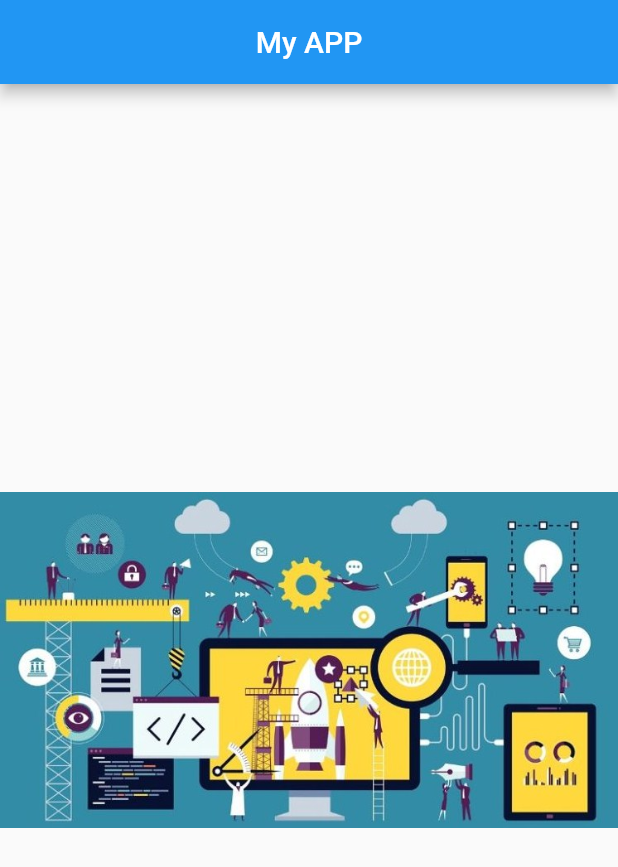
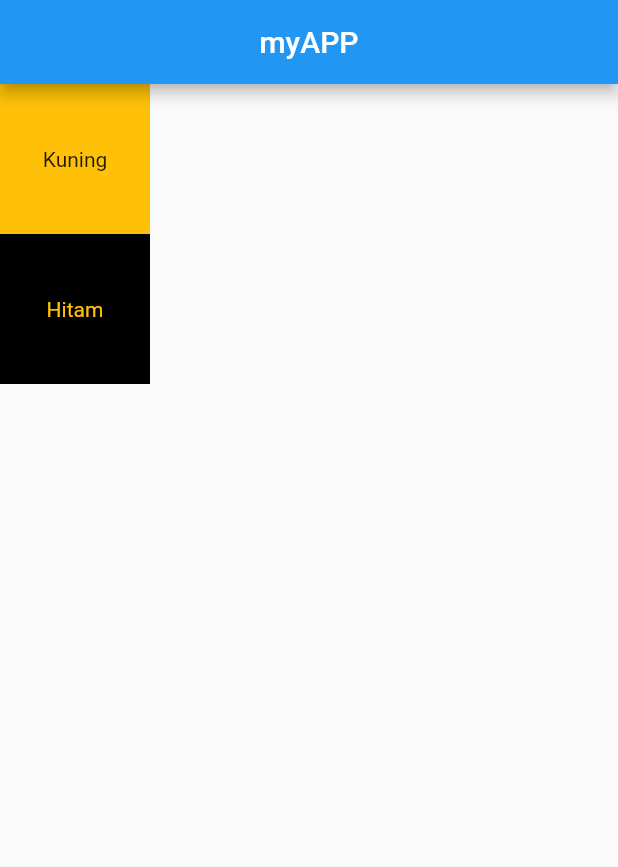
Before and after one commit to jumadilakbar/learn-flutter, a Flutter app: the screen it shows after launch, on a phone screen of 412 x 824 dp. Shown: the top 867 px of the screen. Run offline on Flutter 3.47's test engine with Material 2 defaults, Android fonts, the phone set to English and light mode, and no system bars.

Commit message:
usng column for add multiple widget and set color for text

```diff
--- a/lib/main.dart
+++ b/lib/main.dart
@@ -4,69 +4,117 @@ void main() {
   runApp(MyApp());
 }
 
+// Learn Visible and invisible widget
 class MyApp extends StatelessWidget {
-  // const MyApp({super.key});
-  const MyApp({Key? key}) : super(key: key);
+  const MyApp({super.key});
 
   @override
   Widget build(BuildContext context) {
+    // return const Placeholder();
     return MaterialApp(
       home: Scaffold(
         appBar: AppBar(
-          backgroundColor: Colors.cyanAccent[300],
-          title: Text('My APP'),
-          centerTitle: true, // set position title in center
+          title: Text("myAPP"),
+          centerTitle: true,
         ),
-        // backgroundColor: Colors.blueAccent[100],
-        /* Create Container and text in Center position in page and box
-        body: Center(
-          child: Container(
-            width: 200,
-            height: 50,
-            color: Colors.cyan,
-            child: Center(child: Text("Hai")),
-          ),
-        ),
-        */
-        // Create box but position not in center page but text in center on box container
-        /*
-        body: Container(
-          width: 200,
-          height: 50,
-          color: Colors.amber,
-          child: Center(child: Text('Center in box')),
-        ),
-        */
-        // Call Logo Flutter
-        /*body: Center(
-            child: FlutterLogo(
-          size: 200,
-        )),
-        */
-        body: Center(
-          // call button
-          /*
-          child: ElevatedButton(
-            onPressed: () {
-              // empty function if we not add funtion like print all other funtion
-              // Call Function
-              print("Gak Bahaya ta");
-            },
-            child: Text("Klik Me"),
-          ),
-
-          // Call Icon in center position and give color red
-          child: Icon(
-            Icons.home,
-            size: 200,
-            color: Colors.redAccent[100],
-          ),
-          */
-          // Image Provider
-          // 1. Asset Image -> gambar yang ada pada folder project
-          child: Image(image: AssetImage("assets/sistem.jpg")),
+        body: Column(
+          children: [
+            Container(
+              height: 100,
+              width: 100,
+              color: Colors.amber,
+              child: Center(child: Text("Kuning")),
+            ),
+            Container(
+              height: 100,
+              width: 100,
+              color: Colors.black,
+              // Set Color in text
+              child: Center(
+                  child: Text(
+                "Hitam",
+                style: TextStyle(color: Colors.amber),
+              )),
+            ),
+          ],
         ),
       ),
     );
   }
 }
+// Learn Basic Widget
+// class MyApp extends StatelessWidget {
+//   // const MyApp({super.key});
+//   const MyApp({Key? key}) : super(key: key);
+
+//   @override
+//   Widget build(BuildContext context) {
+//     return MaterialApp(
+//       home: Scaffold(
+//         // Widget Dasar
+//         appBar: AppBar(
+//           backgroundColor: Colors.cyanAccent[300],
+//           title: Text('My APP'),
+//           centerTitle: true, // set position title in center
+//         ),
+//         // backgroundColor: Colors.blueAccent[100],
+//         /* Create Container and text in Center position in page and box
+//         body: Center(
+//           child: Container(
+//             width: 200,
+//             height: 50,
+//             color: Colors.cyan,
+//             child: Center(child: Text("Hai")),
+//           ),
+//         ),
+//         */
+//         // Create box but position not in center page but text in center on box container
+//         /*
+//         body: Container(
+//           width: 200,
+//           height: 50,
+//           color: Colors.amber,
+//           child: Center(child: Text('Center in box')),
+//         ),
+//         */
+//         // Call Logo Flutter
+//         /*body: Center(
+//             child: FlutterLogo(
+//           size: 200,
+//         )),
+//         */
+//         body: Center(
+//             // call button
+//             /*
+//           child: ElevatedButton(
+//             onPressed: () {
+//               // empty function if we not add funtion like print all other funtion
+//               // Call Function
+//               print("Gak Bahaya ta");
+//             },
+//             child: Text("Klik Me"),
+//           ),
+
+//           // Call Icon in center position and give color red
+//           child: Icon(
+//             Icons.home,
+//             size: 200,
+//             color: Colors.redAccent[100],
+//           ),
+//           */
+//             // Image Provider
+//             // 1. Asset Image -> gambar yang ada pada folder project
+//             // 2. Network Image -> Get Gambar from url
+//             // jarang digunakan
+//             // 3. File Image
+//             // 4. Memory Image
+//             child: Image(
+//           // image: AssetImage("assets/sistem.jpg")), //Call Image local
+//           image: NetworkImage(
+//               "https://t3.gstatic.com/licensed-image?q=tbn:ANd9GcRoT6NNDUONDQmlthWrqIi_frTjsjQT4UZtsJsuxqxLiaFGNl5s3_pBIVxS6-VsFUP_"), // Get image from internet
+//         )),
+//         // Widget Dasar
+//       ),
+//     );
+//   }
+// }
```
